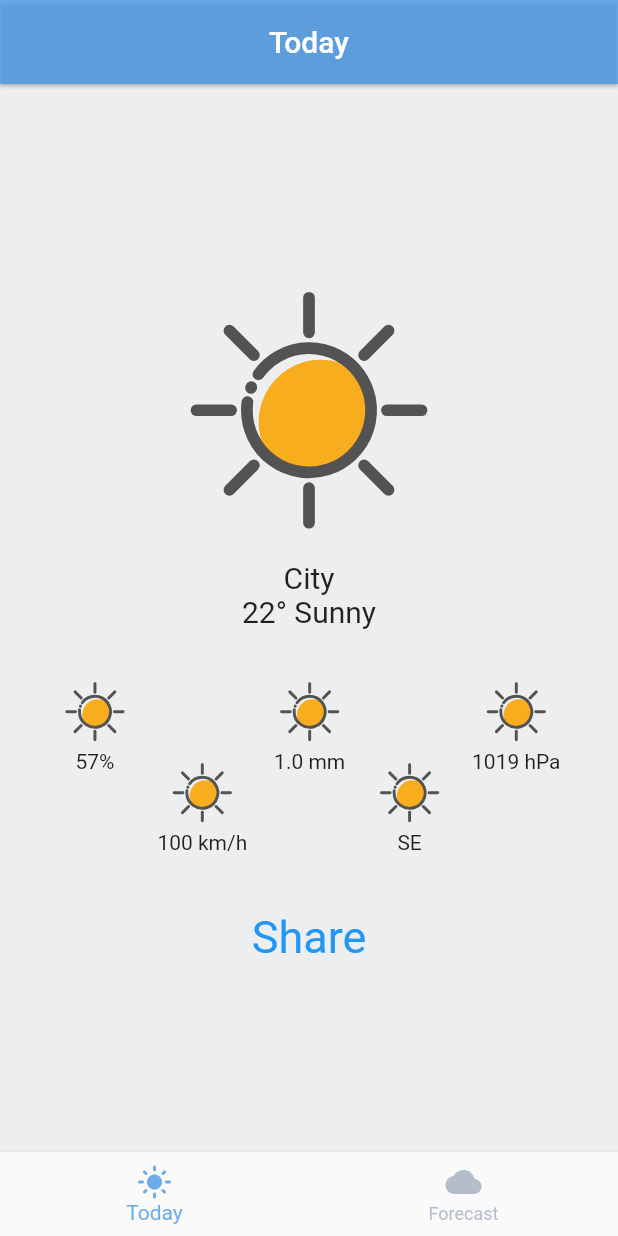
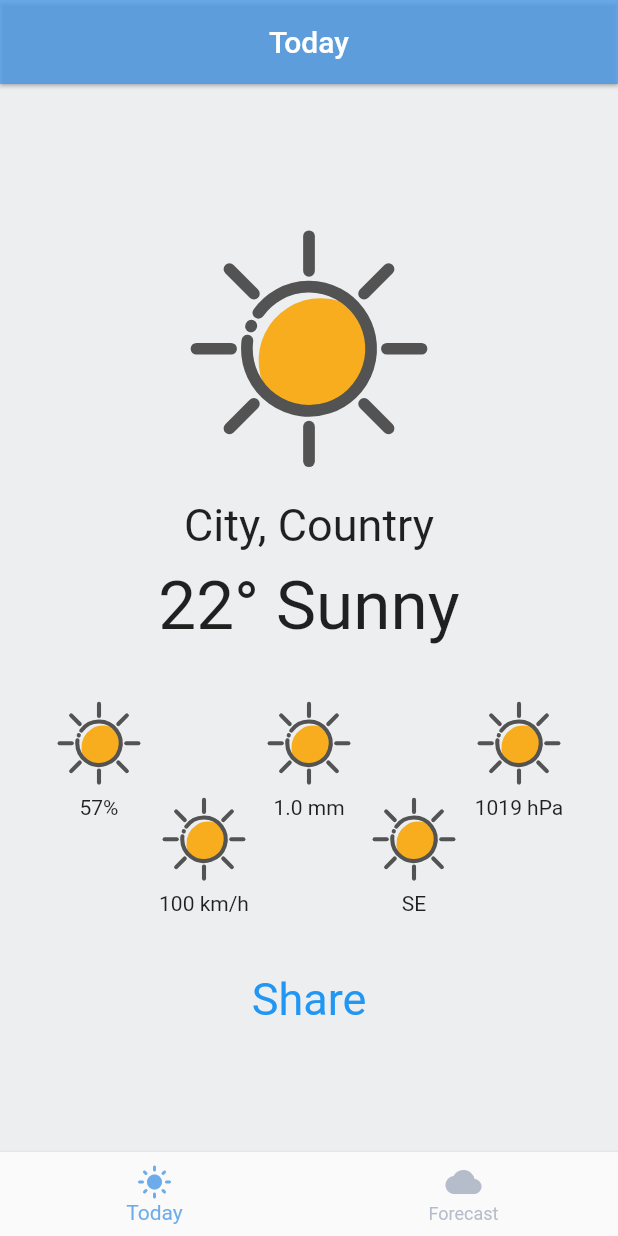
Before and after one commit to HORNEDFOX/Weather, a Flutter app: the screen it shows after launch, after a tap on "Share", on a phone screen of 412 x 824 dp. Run offline on Flutter 3.47's test engine with Material 2 defaults, Android fonts, the phone set to English and light mode, and no system bars; our stand-ins replace bloc, flutter_screenutil, flutter_svg, geolocator; network calls fail.

Commit message:
API Current Weather

```diff
--- a/lib/forecastPage.dart
+++ b/lib/forecastPage.dart
@@ -1,9 +1,9 @@
 import 'package:flutter/material.dart';
 import 'package:flutter/widgets.dart';
 import 'package:flutter_svg/flutter_svg.dart';
-import 'package:geolocator/geolocator.dart';
 import 'package:bloc/bloc.dart';
 import 'package:flutter_screenutil/flutter_screenutil.dart';
+
 
 class ForecastPage extends StatefulWidget {
   const ForecastPage({Key? key}) : super(key: key);
--- /dev/null
+++ b/lib/serviceWeather.dart
@@ -0,0 +1,22 @@
+import 'package:weather/weather.dart';
+import 'dart:convert';
+import 'package:http/http.dart' as http;
+
+class WeatherService {
+  static String _apiKey = "d8313d90053c823b1fb6d1376a458e11";
+
+  static Future<Weather> fetchCurrentWeather(double lat, double lon) async {
+    var url =
+        'http://api.openweathermap.org/data/2.5/weather?&lat=$lat&lon=$lon&appid=$_apiKey&units=metric';
+    final response = await http.post(Uri.parse(url));
+
+    if (response.statusCode == 200) {
+      Weather m = Weather.fromJson(json.decode(response.body));
+      m.display();
+      return Weather.fromJson(json.decode(response.body));
+    } else {
+      throw Exception('Failed to load weather');
+    }
+  }
+
+}
--- a/lib/todayPage.dart
+++ b/lib/todayPage.dart
@@ -3,6 +3,8 @@ import 'package:geolocator/geolocator.dart';
 import 'package:flutter_svg/flutter_svg.dart';
 import 'package:bloc/bloc.dart';
 import 'package:flutter_screenutil/flutter_screenutil.dart';
+import 'package:weather/serviceWeather.dart';
+import 'package:weather/weather.dart';
 
 class TodayPage extends StatefulWidget {
   const TodayPage({Key? key}) : super(key: key);
@@ -13,6 +15,8 @@ class TodayPage extends StatefulWidget {
 
 class _TodayPageState extends State<TodayPage>
 {
+  late Weather m;
+
   @override
   Widget build(BuildContext context) {
     return Scaffold(
@@ -59,9 +63,10 @@ class todayBodyPage extends StatelessWidget {
                   Row(
                     children: [
                       Container(
+                        margin: EdgeInsets.fromLTRB(0,0,0,10),
                         child: SizedBox(
                             width: MediaQuery.of(context).size.width,
-                            child: Text('City', textAlign: TextAlign.center, style: TextStyle(fontSize: 20.sp),)
+                            child: Text('City, Country', textAlign: TextAlign.center, style: TextStyle(fontSize: 30.sp),)
                         ),
                       ),
                     ],
@@ -71,7 +76,7 @@ class todayBodyPage extends StatelessWidget {
                       Container(
                         child: SizedBox(
                           width: MediaQuery.of(context).size.width,
-                          child: Text("22° Sunny", textAlign: TextAlign.center, style: TextStyle(fontSize: 20.sp),),
+                          child: Text("22° Sunny", textAlign: TextAlign.center, style: TextStyle(fontSize: 45.sp),),
                         ),
                       ),
                     ],
@@ -79,10 +84,10 @@ class todayBodyPage extends StatelessWidget {
                   Container(
                     margin: EdgeInsets.fromLTRB(30,30,30,30),
                     child: Row(
-                      mainAxisAlignment: MainAxisAlignment.spaceAround,
+                      mainAxisAlignment: MainAxisAlignment.center,
                       children: [
                         Container(
-                          height: 120.0,
+                          height: 150.0,
                           child: Column(
                               mainAxisAlignment: MainAxisAlignment.start,
                               children: [
@@ -92,7 +97,7 @@ class todayBodyPage extends StatelessWidget {
                                       alignment: Alignment.topCenter,
                                       child: SvgPicture.asset(
                                         "assets/image/sunny.svg",
-                                        height:  50.h,
+                                        height:  70.h,
                                       ),),
                                   ],
                                 ),
@@ -107,7 +112,7 @@ class todayBodyPage extends StatelessWidget {
                           ),
                         ),
                         Container(
-                          height: 120.0,
+                          height: 150.0,
                           child: Column(
                               mainAxisAlignment: MainAxisAlignment.end,
                               children: [
@@ -117,7 +122,7 @@ class todayBodyPage extends StatelessWidget {
                                       alignment: Alignment.bottomCenter,
                                       child: SvgPicture.asset(
                                         "assets/image/sunny.svg",
-                                        height:  50.h,
+                                        height:  70.h,
                                       ),),
                                   ],
                                 ),
@@ -132,7 +137,7 @@ class todayBodyPage extends StatelessWidget {
                           ),
                         ),
                         Container(
-                          height: 120.0,
+                          height: 150.0,
                           child: Column(
                               mainAxisAlignment: MainAxisAlignment.start,
                               children: [
@@ -142,7 +147,7 @@ class todayBodyPage extends StatelessWidget {
                                       alignment: Alignment.topCenter,
                                       child: SvgPicture.asset(
                                         "assets/image/sunny.svg",
-                                        height:  50.h,
+                                        height:  70.h,
                                       ),),
                                   ],
                                 ),
@@ -157,7 +162,7 @@ class todayBodyPage extends StatelessWidget {
                           ),
                         ),
                         Container(
-                          height: 120,
+                          height: 150,
                           child: Column(
                               mainAxisAlignment: MainAxisAlignment.end,
                               children: [
@@ -166,7 +171,7 @@ class todayBodyPage extends StatelessWidget {
                                     Container(
                                       child: SvgPicture.asset(
                                         "assets/image/sunny.svg",
-                                        height:  50.h,
+                                        height:  70.h,
                                       ),),
                                   ],
                                 ),
@@ -179,7 +184,7 @@ class todayBodyPage extends StatelessWidget {
                               ]),
                         ),
                         Container(
-                          height: 120.0,
+                          height: 150.0,
                           alignment: Alignment.topCenter,
                           child: Column(
                               mainAxisAlignment: MainAxisAlignment.start,
@@ -189,7 +194,7 @@ class todayBodyPage extends StatelessWidget {
                                     Container(
                                       child: SvgPicture.asset(
                                         "assets/image/sunny.svg",
-                                        height: 50.h,
+                                        height: 70.h,
                                       ),),
                                   ],
                                 ),
@@ -213,7 +218,7 @@ class todayBodyPage extends StatelessWidget {
                         style: TextButton.styleFrom(
                           textStyle: const TextStyle(fontSize: 30),
                         ),
-                        onPressed: () {},
+                        onPressed: () {WeatherService.fetchCurrentWeather(55.644001, 27.04545);},
                         child: const Text('Share'),
                       ),
                     ],
--- /dev/null
+++ b/lib/weather.dart
@@ -0,0 +1,72 @@
+class Weather{
+  final String city;
+  final String country;
+  final int temp;
+  final String weather;
+  final int humidity;
+  final int windSpeed;
+  final double precipitation;
+  final int wind;
+  final int pressure;
+
+  Weather({required this.city, required this.country, required this.weather, required this.temp, required this.humidity, required this.windSpeed, required this.wind, required this.pressure, required this.precipitation});
+
+  factory Weather.fromJson(Map<String, dynamic> json){
+    return Weather(
+      city: json['name'] as String,
+      country: json['sys']['country'] as String,
+      temp: double.parse(json['main']['temp'].toString()).toInt() as int,
+      weather: json['weather'][0]['main'] as String,
+      humidity: json['main']['humidity'] as int,
+      windSpeed: double.parse(json['wind']['speed'].toString()).toInt() as int,
+      precipitation: json['snow']['snow.1h'] == null ? 0 : json['snow']['snow.1h'] as double,
+      wind: json['wind']['deg'] as int,
+      pressure: json['main']['pressure'] as int,
+    );
+  }
+
+  String windDirection()
+  {
+    if(wind == 360 || wind == 0)
+      {
+        return "N";
+      }else if(wind > 0 && wind < 90)
+        {
+          return "NE";
+        }else if(wind ==  90)
+          {
+            return "E";
+          }else if(wind > 90 && wind < 180)
+            {
+              return "SE";
+            }else if(wind == 180)
+              {
+                return "S";
+              }else if(wind > 180 && wind < 270)
+                {
+                  return "SW";
+                }else if(wind == 270)
+                  {
+                    return "W";
+                  }else if(wind > 270 && wind < 360)
+                    {
+                      return "NW";
+                    }
+
+    return "No data";
+  }
+
+  void display()
+  {
+      print("Город: $city");
+      print("Страна: $country");
+      print("Погода: $weather");
+      print("Температура: $temp°C");
+      print("Влажность: $humidity%");
+      print("Скорость ветра: $windSpeed km/h");
+      print("Градусы: $wind");
+      print("Осадки: $precipitation mm");
+      print("Направление ветра: " + windDirection());
+      print("Атмосферное давление: $pressure hPA");
+  }
+}
--- a/pubspec.yaml
+++ b/pubspec.yaml
@@ -39,6 +39,8 @@ dependencies:
   bloc: ^8.0.0
   flutter_bloc: ^8.0.0
   flutter_screenutil: ^5.0.3
+  geocoding: ^2.0.1
+  http: ^0.13.4
 
 dev_dependencies:
   flutter_test:
```
Also changed, not shown: pubspec.lock.
